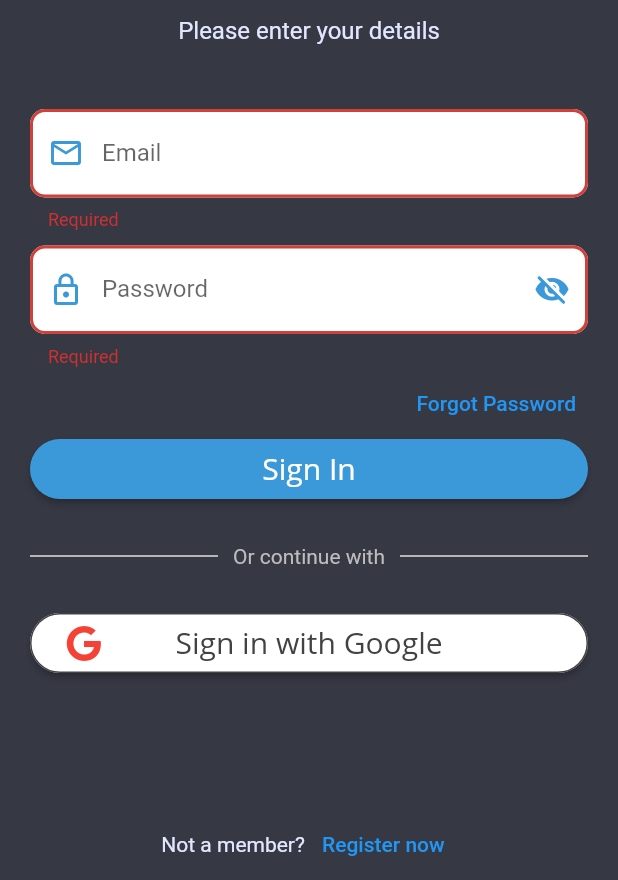
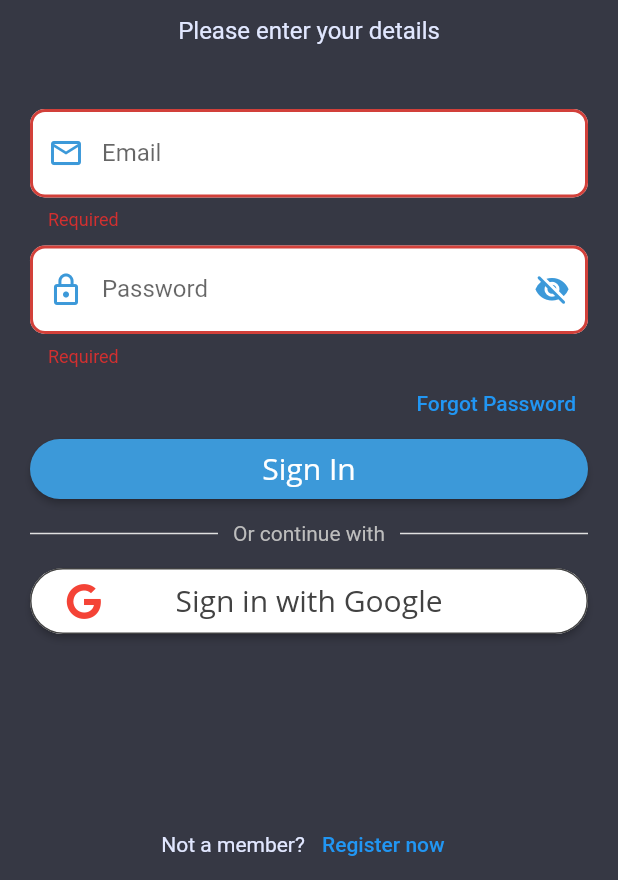
Before and after one commit to alastairrmcneill/Worthi, a Flutter app: the screen it shows after launch, after a tap on "Sign In", on a phone screen of 412 x 824 dp, the part 356-1236 px from its top. Run offline on Flutter 3.47's test engine with Material 2 defaults, Android fonts, the phone set to English and light mode, and no system bars; drawn by our look-alikes of showcaseview; our stand-ins replace auto_size_text, charts_flutter, cloud_firestore, firebase_auth, firebase_core, fl_chart and 5 more; accounts and stored records are empty; Roboto replaces fonts that are missing (Open Sans).

Commit message:
Visual changes, added Apple Sign In, build 3

```diff
--- a/lib/main.dart
+++ b/lib/main.dart
@@ -8,6 +8,7 @@ import 'package:moolah/support/wrapper.dart';
 import 'package:provider/provider.dart';
 import 'package:shared_preferences/shared_preferences.dart';
 import 'package:showcaseview/showcaseview.dart';
+import 'package:sign_in_with_apple/sign_in_with_apple.dart';
 
 void main() async {
   WidgetsFlutterBinding.ensureInitialized();
--- a/lib/screens/auth/login_screen.dart
+++ b/lib/screens/auth/login_screen.dart
@@ -37,10 +37,12 @@ class LoginScreen extends StatelessWidget {
                 emailController: _emailController,
                 passwordController: _passwordController,
               ),
-              const SizedBox(height: 30),
+              const SizedBox(height: 15),
               const TextDivider(text: 'Or continue with'),
-              const SizedBox(height: 30),
+              const SizedBox(height: 15),
               const GoogleSignInButton(),
+              const SizedBox(height: 5),
+              const AppleSignInButton(),
               const RegisterNowButton(),
             ],
           ),
--- a/lib/widgets/add_account_widgets/text_input_field.dart
+++ b/lib/widgets/add_account_widgets/text_input_field.dart
@@ -11,6 +11,7 @@ class TextInputField extends StatelessWidget {
   Widget build(BuildContext context) {
     return TextFormField(
       style: const TextStyle(color: MyColors.background),
+      textCapitalization: TextCapitalization.words,
       controller: textEditingController,
       decoration: InputDecoration(
         hintText: hintText,
--- /dev/null
+++ b/lib/widgets/auth/apple_sign_in_button.dart
@@ -0,0 +1,23 @@
+import 'dart:io';
+
+import 'package:flutter/material.dart';
+import 'package:moolah/services/services.dart';
+import 'package:sign_in_with_apple/sign_in_with_apple.dart';
+
+class AppleSignInButton extends StatelessWidget {
+  const AppleSignInButton({super.key});
+
+  @override
+  Widget build(BuildContext context) {
+    if (Platform.isIOS) {
+      return SignInWithAppleButton(
+        onPressed: () async {
+          await AuthService.signInWithApple(context);
+        },
+        borderRadius: const BorderRadius.all(Radius.circular(25)),
+      );
+    } else {
+      return const SizedBox();
+    }
+  }
+}
--- a/lib/widgets/auth/email_form_field.dart
+++ b/lib/widgets/auth/email_form_field.dart
@@ -12,6 +12,7 @@ class EmailFormField extends StatelessWidget {
       decoration: const InputDecoration(
         labelText: 'Email',
         prefixIcon: Icon(Icons.email_outlined),
+        floatingLabelBehavior: FloatingLabelBehavior.never,
       ),
       textInputAction: TextInputAction.next,
       maxLines: 1,
--- a/lib/widgets/auth/google_sign_in_button.dart
+++ b/lib/widgets/auth/google_sign_in_button.dart
@@ -9,7 +9,7 @@ class GoogleSignInButton extends StatelessWidget {
   Widget build(BuildContext context) {
     return SizedBox(
       width: double.infinity,
-      height: 40,
+      height: 44,
       child: ElevatedButton(
         style: ButtonStyle(
           backgroundColor: MaterialStateProperty.all<Color>(Colors.white),
--- a/lib/widgets/auth/name_form_field.dart
+++ b/lib/widgets/auth/name_form_field.dart
@@ -13,6 +13,7 @@ class NameFormField extends StatelessWidget {
       decoration: const InputDecoration(
         hintText: 'Name',
         prefixIcon: Icon(Icons.person_outline_rounded),
+        floatingLabelBehavior: FloatingLabelBehavior.never,
       ),
       maxLines: 1,
       keyboardType: TextInputType.name,
--- a/lib/widgets/auth/password_form_field.dart
+++ b/lib/widgets/auth/password_form_field.dart
@@ -18,6 +18,7 @@ class _PasswordFormFieldState extends State<PasswordFormField> {
       style: const TextStyle(color: MyColors.background),
       decoration: InputDecoration(
         labelText: 'Password',
+        floatingLabelBehavior: FloatingLabelBehavior.never,
         prefixIcon: const Icon(Icons.lock_outline),
         suffixIcon: IconButton(
           onPressed: () {
--- a/lib/widgets/widgets.dart
+++ b/lib/widgets/widgets.dart
@@ -13,6 +13,7 @@ export 'auth/email_form_field.dart';
 export 'auth/name_form_field.dart';
 export 'auth/password_form_field.dart';
 export 'auth/register_button.dart';
+export 'auth/apple_sign_in_button.dart';
 export 'chart.dart';
 export 'account_list_tile.dart';
 export 'account_list_view.dart';
--- a/pubspec.yaml
+++ b/pubspec.yaml
@@ -15,7 +15,7 @@ publish_to: 'none' # Remove this line if you wish to publish to pub.dev
 # In iOS, build-name is used as CFBundleShortVersionString while build-number used as CFBundleVersion.
 # Read more about iOS versioning at
 # https://developer.apple.com/library/archive/documentation/General/Reference/InfoPlistKeyReference/Articles/CoreFoundationKeys.html
-version: 1.0.1+2
+version: 1.1.0+3
 
 environment:
   sdk: ">=2.17.6 <3.0.0"
@@ -40,6 +40,7 @@ dependencies:
   cloud_firestore: ^4.3.1
   provider: ^6.0.5
   google_sign_in: ^5.4.2
+  sign_in_with_apple: ^4.3.0
   font_awesome_flutter: ^10.3.0
   auto_size_text: ^3.0.0
   fl_chart: ^0.55.2
@@ -49,6 +50,7 @@ dependencies:
   flutter_slidable: ^2.0.0
   showcaseview: ^2.0.0+1
   flutter_launcher_icons: ^0.11.0
+
 
 dev_dependencies:
   flutter_test:
```
Also changed, not shown: lib/services/auth_service.dart (+31 -0 lines), pubspec.lock, 4 other files.
